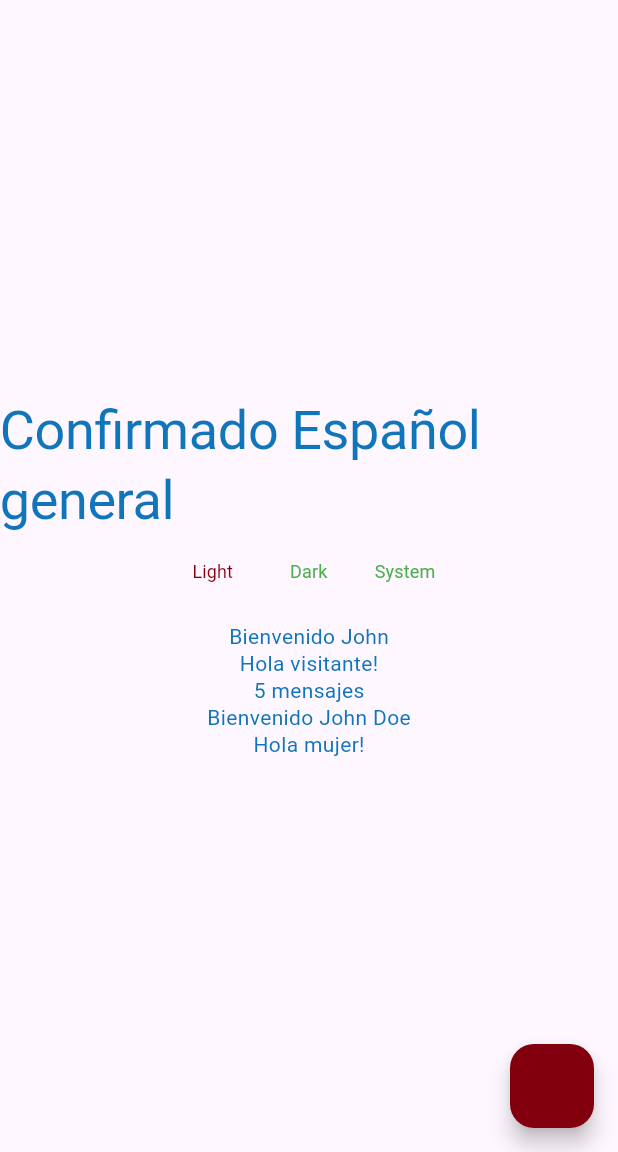
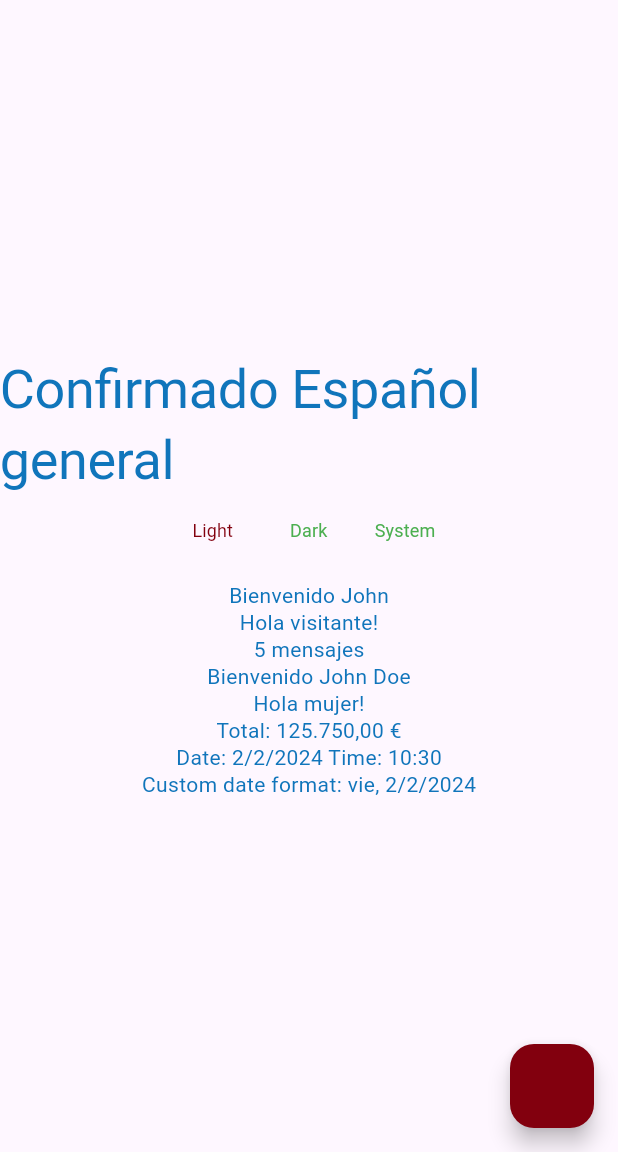
Before and after one commit to eliomacrosales/Flutter-Theme, a Flutter app: the screen it shows after launch, on a phone screen of 412 x 824 dp, the part 84-1236 px from its top. Run offline on Flutter 3.47's test engine with Material 3 defaults, Android fonts, the phone set to English and light mode, and no system bars.

Commit message:
add region internalization + more paramers

```diff
--- a/lib/config/localization/l10n/intl_es.arb
+++ b/lib/config/localization/l10n/intl_es.arb
@@ -4,5 +4,41 @@
   "pageHomeWelcomeFullName": "Bienvenido {lastName} {firstName}",
   "pageHomeWelcomeGender": "{gender, select, male {Hola hombre!} female {Hola mujer!} other {Hola otro!}}",
   "pageHomeWelcomeRole": "{role, select, admin {Hola administrado!} manager {Hola manager!} other {Hola visitante!}}",
-  "pageNotificationsCount": "{howMany, plural, one{1 mensaje} other{{howMany} mensajes}}"
+  "pageNotificationsCount": "{howMany, plural, one{1 mensaje} other{{howMany} mensajes}}",
+  "commonTotalAmount": "Total: {total}",
+  "@commonTotalAmount": {
+    "placeholders": {
+      "total": {
+        "type": "double",
+        "format": "currency",
+        "optionalParameters": {
+          "symbol": "€",
+          "decimalDigits": 2
+        }
+      }
+    }
+  },
+  "commonCurrentDateTime": "Date: {date} Time: {time}",
+  "@commonCurrentDateTime": {
+    "placeholders": {
+      "date": {
+        "type": "DateTime",
+        "format": "yMd"
+      },
+      "time": {
+        "type": "DateTime",
+        "format": "Hm"
+      }
+    }
+  },
+  "commonCustomDateFormat": "Custom date format: {date}",
+  "@commonCustomDateFormat": {
+    "placeholders": {
+      "date": {
+        "type": "DateTime",
+        "format": "EEE, M/d/y",
+        "isCustomDateFormat": "true"
+      }
+    }
+  }
 }
--- a/lib/config/localization/l10n/intl_es_CR.arb
+++ b/lib/config/localization/l10n/intl_es_CR.arb
@@ -4,5 +4,41 @@
   "pageHomeWelcomeFullName": "Bienvenido {lastName} {firstName}",
   "pageHomeWelcomeGender": "{gender, select, male {Hola hombre!} female {Hola mujer!} other {Hola otro!}}",
   "pageHomeWelcomeRole": "{role, select, admin {Hola administrado!} manager {Hola manager!} other {Hola visitante!}}",
-  "pageNotificationsCount": "{howMany, plural, one{1 mensaje} other{{howMany} mensajes}}"
+  "pageNotificationsCount": "{howMany, plural, one{1 mensaje} other{{howMany} mensajes}}",
+  "commonTotalAmount": "Total: {total}",
+  "@commonTotalAmount": {
+    "placeholders": {
+      "total": {
+        "type": "double",
+        "format": "currency",
+        "optionalParameters": {
+          "symbol": "€",
+          "decimalDigits": 2
+        }
+      }
+    }
+  },
+  "commonCurrentDateTime": "Date: {date} Time: {time}",
+  "@commonCurrentDateTime": {
+    "placeholders": {
+      "date": {
+        "type": "DateTime",
+        "format": "yMd"
+      },
+      "time": {
+        "type": "DateTime",
+        "format": "Hm"
+      }
+    }
+  },
+  "commonCustomDateFormat": "Custom date format: {date}",
+  "@commonCustomDateFormat": {
+    "placeholders": {
+      "date": {
+        "type": "DateTime",
+        "format": "EEE, M/d/y",
+        "isCustomDateFormat": "true"
+      }
+    }
+  }
 }
--- a/lib/config/localization/l10n/intl_es_PA.arb
+++ b/lib/config/localization/l10n/intl_es_PA.arb
@@ -4,5 +4,41 @@
   "pageHomeWelcomeFullName": "Bienvenido {lastName} {firstName}",
   "pageHomeWelcomeGender": "{gender, select, male {Hola hombre!} female {Hola mujer!} other {Hola otro!}}",
   "pageHomeWelcomeRole": "{role, select, admin {Hola administrado!} manager {Hola manager!} other {Hola visitante!}}",
-  "pageNotificationsCount": "{howMany, plural, one{1 mensaje} other{{howMany} mensajes}}"
+  "pageNotificationsCount": "{howMany, plural, one{1 mensaje} other{{howMany} mensajes}}",
+  "commonTotalAmount": "Total: {total}",
+  "@commonTotalAmount": {
+    "placeholders": {
+      "total": {
+        "type": "double",
+        "format": "currency",
+        "optionalParameters": {
+          "symbol": "€",
+          "decimalDigits": 2
+        }
+      }
+    }
+  },
+  "commonCurrentDateTime": "Date: {date} Time: {time}",
+  "@commonCurrentDateTime": {
+    "placeholders": {
+      "date": {
+        "type": "DateTime",
+        "format": "yMd"
+      },
+      "time": {
+        "type": "DateTime",
+        "format": "Hm"
+      }
+    }
+  },
+  "commonCustomDateFormat": "Custom date format: {date}",
+  "@commonCustomDateFormat": {
+    "placeholders": {
+      "date": {
+        "type": "DateTime",
+        "format": "EEE, M/d/y",
+        "isCustomDateFormat": "true"
+      }
+    }
+  }
 }
--- a/lib/main.dart
+++ b/lib/main.dart
@@ -104,6 +104,10 @@ class _MyHomePageState extends State<MyHomePage> {
             Text( AppLocalizations.current.pageHomeWelcomeFullName("John", "Doe")),
             /// otra forma de llamar la internalizacion
             Text( AppLocalizations.of(context).pageHomeWelcomeGender("female")),
+
+            Text( AppLocalizations.current.commonTotalAmount(125750.00)),
+            Text( AppLocalizations.current.commonCurrentDateTime(DateTime.now(), DateTime.now())),
+            Text( AppLocalizations.current.commonCustomDateFormat(DateTime.now())),
           ],
         ),
       ),
```
Also changed, not shown: lib/config/localization/generated/intl/messages_es.dart, lib/config/localization/generated/intl/messages_es_CR.dart, lib/config/localization/generated/intl/messages_es_PA.dart, lib/config/localization/generated/l10n.dart.
